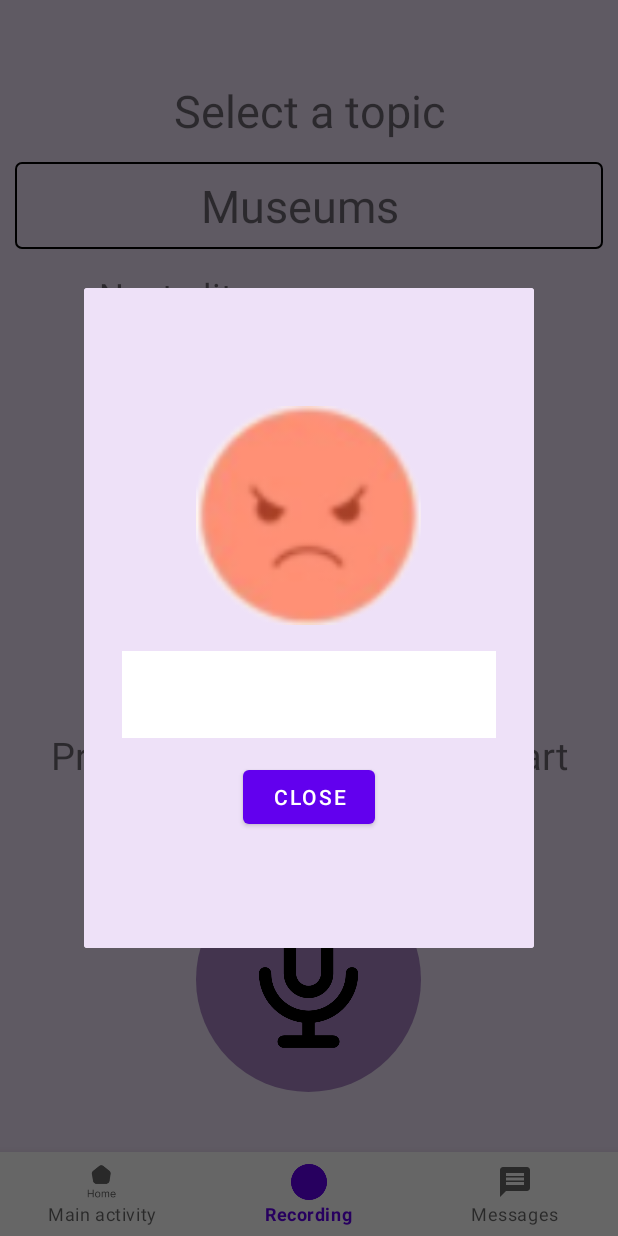
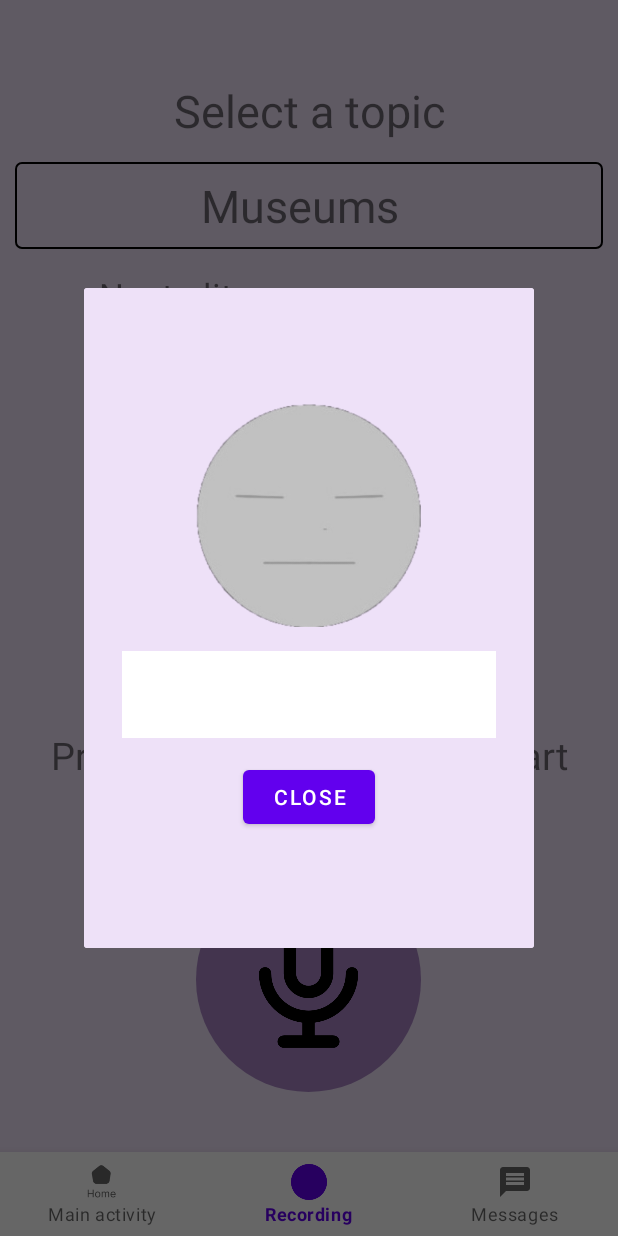
Before and after one commit to Ho-JE/MoodMagik, an Android app: the fragment EmotionPopup placed in its activity, item 2 of the bottom bar chosen, on a phone screen of 412 x 824 dp. Run offline under Robolectric (Android 15) with nearby library versions, the phone set to English and light mode, and no system bars; our stand-ins replace Firebase (no records; nobody signed in at launch, a user with empty details on screens opened directly), Room's generated code; 3 statements that could not run were skipped.

Commit message:
add neutrality img (hand-drawn -_-)

```diff
--- a/app/src/main/java/com/example/myapplication/recordings/EmotionPopup.kt
+++ b/app/src/main/java/com/example/myapplication/recordings/EmotionPopup.kt
@@ -26,10 +26,10 @@ class EmotionPopup : DialogFragment() {
         val bundle = arguments
         val maxEmote = bundle!!.getString("maxEmote")
 
-        if(maxEmote == "disgust"){
-            emote.setImageResource(R.drawable.disgust_emotion)
+        if(maxEmote == "neutrality"){
+            emote.setImageResource(R.drawable.neutrality_emotion)
             emoteDescription.text = buildString {
-        append("\u2022 Switch topics \n\u2022 Apologise and leave")
+        append("\u2022 Choose one of the topic from the dropdown to start a conversation \n\u2022 Ask how they have been \n\u2022 Excuse yourself if the conversation remains neutral")
     }
         } else if(maxEmote == "happiness") {
             emote.setImageResource(R.drawable.happiness_emotion)
--- a/app/src/main/res/layout/fragment_emotion_popup.xml
+++ b/app/src/main/res/layout/fragment_emotion_popup.xml
@@ -22,7 +22,7 @@
             android:id="@+id/emoteImg"
             android:layout_width="150sp"
             android:layout_height="150sp"
-            android:src="@drawable/anger_emotion"
+            android:src="@drawable/neutrality_emotion"
             android:contentDescription="image of the emotion with the highest value"/>
 
         <TextView
```
Also changed, not shown: app/src/main/res/drawable/neutrality_emotion.png (added).
